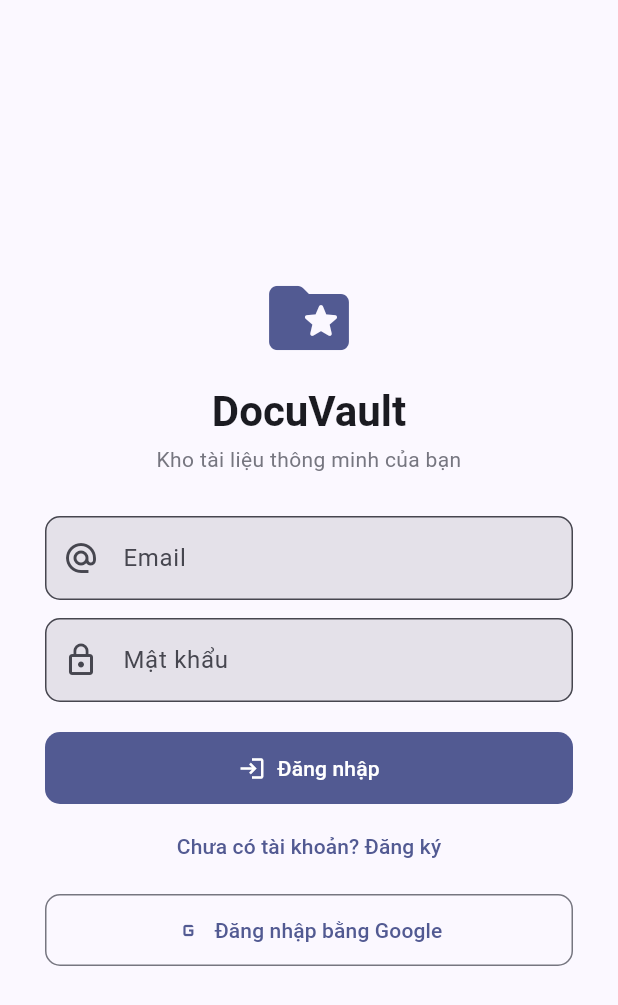
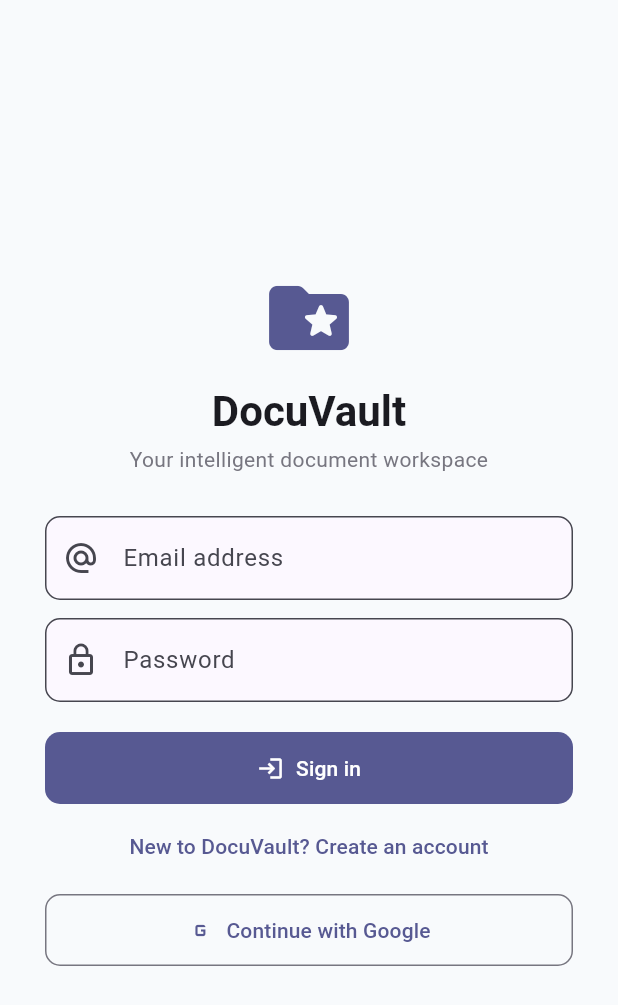
Before and after one commit to VuHoangGit/testss, a Flutter app: the screen it shows after launch, on a phone screen of 412 x 824 dp. Shown: the top 1005 px of the screen. Run offline on Flutter 3.47's test engine with Material 3 defaults, Android fonts, the phone set to English and light mode, and no system bars; our stand-ins replace dio, file_picker, flutter_riverpod, flutter_secure_storage, flutter_tts, jwt_decoder and 2 more; missing offline and left inert: dart:js_interop, syncfusion_flutter_pdfviewer.

Commit message:
AI commit

```diff
--- a/lib/core/theme/app_theme.dart
+++ b/lib/core/theme/app_theme.dart
@@ -6,13 +6,27 @@ import 'package:flutter/material.dart';
 class AppTheme {
   AppTheme._();
 
-  static ThemeData light() {
-    final ColorScheme scheme = ColorScheme.fromSeed(
-      seedColor: const Color(0xFF3D5AFE),
-    );
+  static ThemeData light() => _base(
+        ColorScheme.fromSeed(
+          seedColor: const Color(0xFF6366F1),
+          brightness: Brightness.light,
+        ),
+      );
+
+  static ThemeData dark() => _base(
+        ColorScheme.fromSeed(
+          seedColor: const Color(0xFF6366F1),
+          brightness: Brightness.dark,
+        ),
+      );
+
+  /// Component chung cho cả 2 chế độ — chỉ khác ColorScheme.
+  static ThemeData _base(ColorScheme scheme) {
     return ThemeData(
       useMaterial3: true,
       colorScheme: scheme,
+      scaffoldBackgroundColor: const Color(0xFFF8FAFC),
+      fontFamily: 'Roboto',
       appBarTheme: AppBarTheme(
         backgroundColor: scheme.surface,
         foregroundColor: scheme.onSurface,
@@ -22,6 +36,7 @@ class AppTheme {
       inputDecorationTheme: InputDecorationTheme(
         border: OutlineInputBorder(borderRadius: BorderRadius.circular(10)),
         filled: true,
+        fillColor: scheme.surface,
       ),
       filledButtonTheme: FilledButtonThemeData(
         style: FilledButton.styleFrom(
@@ -37,6 +52,7 @@ class AppTheme {
       ),
       cardTheme: CardThemeData(
         elevation: 0,
+        color: scheme.surface,
         shape: RoundedRectangleBorder(
           borderRadius: BorderRadius.circular(12),
           side: BorderSide(color: scheme.outlineVariant),
--- a/lib/main.dart
+++ b/lib/main.dart
@@ -7,6 +7,7 @@ import 'domain/entities/user.dart';
 import 'presentation/login/login_screen.dart';
 import 'presentation/providers.dart';
 import 'presentation/shell/shell_screen.dart';
+import 'presentation/theme/theme_mode_provider.dart';
 
 Future<void> main() async {
   runApp(const ProviderScope(child: DocuVaultApp()));
@@ -21,13 +22,15 @@ class DocuVaultApp extends ConsumerWidget {
       title: 'DocuVault',
       debugShowCheckedModeBanner: false,
       theme: AppTheme.light(),
+      darkTheme: AppTheme.dark(),
+      themeMode: ref.watch(themeModeProvider),
       navigatorKey: rootNavigatorKey,
       home: const AuthGate(),
     );
   }
 }
 
-/// Điều hướng theo trạng thái xác thực: splash → Login hoặc Shell.
+/// Routes to Login or Shell based on authentication state.
 class AuthGate extends ConsumerWidget {
   const AuthGate({super.key});
 
@@ -42,11 +45,11 @@ class AuthGate extends ConsumerWidget {
           child: Column(
             mainAxisSize: MainAxisSize.min,
             children: <Widget>[
-              Text('Không khởi động được phiên: $e'),
+              Text('Unable to start session: $e'),
               const SizedBox(height: 12),
               FilledButton(
                 onPressed: () => ref.invalidate(authControllerProvider),
-                child: const Text('Thử lại'),
+                child: const Text('Try again'),
               ),
             ],
           ),
--- a/lib/presentation/ai/ai_chat_screen.dart
+++ b/lib/presentation/ai/ai_chat_screen.dart
@@ -76,8 +76,8 @@ class _AiChatScreenState extends ConsumerState<AiChatScreen> {
           child: Column(
             children: <Widget>[
               const AiPageHeader(
-                title: 'Chat với AI',
-                subtitle: 'Hỏi đáp thông minh theo nội dung tài liệu đã chọn.',
+                title: 'AI Chat',
+                subtitle: 'Ask intelligent questions about the selected document.',
                 icon: Icons.forum_outlined,
               ),
               const SizedBox(height: 16),
@@ -99,7 +99,7 @@ class _AiChatScreenState extends ConsumerState<AiChatScreen> {
             itemCount: messages.length + (_busy ? 1 : 0),
             itemBuilder: (BuildContext context, int index) {
               if (_busy && index == messages.length) {
-                return const _ChatBubble(text: 'AI đang suy nghĩ...', fromUser: false, pending: true);
+                return const _ChatBubble(text: 'AI is thinking...', fromUser: false, pending: true);
               }
               final ChatMessage message = messages[index];
               return _ChatBubble(text: message.text, fromUser: message.fromUser);
@@ -122,8 +122,8 @@ class _AiChatScreenState extends ConsumerState<AiChatScreen> {
                 onSubmitted: (_) => _send(),
                 decoration: InputDecoration(
                   hintText: documentId == null
-                      ? 'Chọn tài liệu trước khi hỏi...'
-                      : 'Nhập câu hỏi cho AI...',
+                      ? 'Select a document before asking...'
+                      : 'Ask AI a question...',
                   border: InputBorder.none,
                   contentPadding: const EdgeInsets.symmetric(horizontal: 20, vertical: 14),
                   suffixIcon: IconButton(
@@ -131,7 +131,7 @@ class _AiChatScreenState extends ConsumerState<AiChatScreen> {
                         ? null
                         : _send,
                     icon: const Icon(Icons.arrow_upward_rounded),
-                    tooltip: 'Gửi câu hỏi',
+                    tooltip: 'Send question',
                   ),
                 ),
               ),
--- a/lib/presentation/ai/ai_providers.dart
+++ b/lib/presentation/ai/ai_providers.dart
@@ -95,7 +95,7 @@ class ChatMessagesController extends Notifier<List<ChatMessage>> {
   List<ChatMessage> build() => <ChatMessage>[
         const ChatMessage(
           text:
-              'Xin chào! Hãy chọn một tài liệu và đặt câu hỏi, tôi sẽ trả lời dựa trên nội dung PDF đó.',
+              'Hello! Select a document and ask a question. I will answer based on its content.',
           fromUser: false,
         ),
       ];
@@ -106,7 +106,7 @@ class ChatMessagesController extends Notifier<List<ChatMessage>> {
   void clear() => state = <ChatMessage>[
         const ChatMessage(
           text:
-              'Xin chào! Hãy chọn một tài liệu và đặt câu hỏi, tôi sẽ trả lời dựa trên nội dung PDF đó.',
+              'Hello! Select a document and ask a question. I will answer based on its content.',
           fromUser: false,
         ),
       ];
--- a/lib/presentation/ai/ai_screen.dart
+++ b/lib/presentation/ai/ai_screen.dart
@@ -13,9 +13,9 @@ class AiScreen extends ConsumerWidget {
   Widget build(BuildContext context, WidgetRef ref) {
     final int index = ref.watch(aiToolProvider);
     const List<(String, String, IconData)> tools = <(String, String, IconData)>[
-      ('OCR & Word', 'Quét tài liệu và xuất Word', Icons.document_scanner_outlined),
-      ('Chat với AI', 'Hỏi đáp theo tài liệu', Icons.forum_outlined),
-      ('Dịch vùng chọn', 'Dịch đoạn văn nhanh chóng', Icons.translate_outlined),
+      ('OCR & Word', 'Extract text and export', Icons.document_scanner_outlined),
+      ('AI Chat', 'Ask questions about files', Icons.forum_outlined),
+      ('Translate', 'Translate selected text', Icons.translate_outlined),
     ];
     final List<Widget> pages = <Widget>[
       const AiOcrScreen(),
@@ -29,7 +29,7 @@ class AiScreen extends ConsumerWidget {
         Padding(
           padding: const EdgeInsets.fromLTRB(24, 20, 24, 8),
           child: Text(
-            'Trung tâm AI',
+            'AI Center',
             style: Theme.of(context).textTheme.headlineSmall?.copyWith(
                   fontWeight: FontWeight.w700,
                 ),
@@ -38,7 +38,7 @@ class AiScreen extends ConsumerWidget {
         Padding(
           padding: const EdgeInsets.symmetric(horizontal: 24),
           child: Text(
-            'Chọn một công cụ để bắt đầu làm việc với tài liệu của bạn.',
+            'Choose a tool to start working with your documents.',
             style: Theme.of(context).textTheme.bodyMedium,
           ),
         ),
--- a/lib/presentation/ai/ai_widgets.dart
+++ b/lib/presentation/ai/ai_widgets.dart
@@ -9,9 +9,9 @@ class AiDocumentPicker extends StatelessWidget {
     required this.value,
     required this.onChanged,
     this.filter,
-    this.labelText = 'Tài liệu PDF',
+    this.labelText = 'PDF document',
     this.prefixIcon = Icons.picture_as_pdf_outlined,
-    this.emptyHint = 'Chưa có tài liệu nào',
+    this.emptyHint = 'No documents available',
   });
 
   final List<DocumentItem> documents;
--- a/lib/presentation/login/login_screen.dart
+++ b/lib/presentation/login/login_screen.dart
@@ -1,4 +1,4 @@
-/// Màn đăng nhập / đăng ký tài khoản email + mật khẩu.
+/// Email and password sign-in / registration.
 ///
 /// Luồng Google giữ nguyên code chờ cấu hình OAuth client ID (xem README).
 library;
@@ -56,7 +56,7 @@ class _LoginScreenState extends ConsumerState<LoginScreen> {
           _registerMode = false;
           _password.clear();
         });
-        _showSnack('Đăng ký thành công. Hãy đăng nhập.');
+        _showSnack('Account created successfully. Please sign in.');
       } else {
         await controller.signIn(email: email, password: password);
       }
@@ -97,8 +97,8 @@ class _LoginScreenState extends ConsumerState<LoginScreen> {
                   const SizedBox(height: 4),
                   Text(
                     _registerMode
-                        ? 'Tạo tài khoản mới'
-                        : 'Kho tài liệu thông minh của bạn',
+                        ? 'Create your account'
+                        : 'Your intelligent document workspace',
                     textAlign: TextAlign.center,
                     style: Theme.of(context).textTheme.bodyMedium?.copyWith(
                           color: Theme.of(context).colorScheme.outline,
@@ -109,13 +109,13 @@ class _LoginScreenState extends ConsumerState<LoginScreen> {
                     controller: _email,
                     keyboardType: TextInputType.emailAddress,
                     decoration: const InputDecoration(
-                      labelText: 'Email',
+                      labelText: 'Email address',
                       prefixIcon: Icon(Icons.alternate_email),
                     ),
                     validator: (String? v) {
                       final String value = v?.trim() ?? '';
-                      if (value.isEmpty) return 'Nhập email';
-                      if (!value.contains('@')) return 'Email không hợp lệ';
+                      if (value.isEmpty) return 'Enter your email';
+                      if (!value.contains('@')) return 'Enter a valid email';
                       return null;
                     },
                   ),
@@ -124,7 +124,7 @@ class _LoginScreenState extends ConsumerState<LoginScreen> {
                     TextFormField(
                       controller: _name,
                       decoration: const InputDecoration(
-                        labelText: 'Tên hiển thị (tùy chọn)',
+                        labelText: 'Display name (optional)',
                         prefixIcon: Icon(Icons.person_outline),
                       ),
                     ),
@@ -134,15 +134,15 @@ class _LoginScreenState extends ConsumerState<LoginScreen> {
                     controller: _password,
                     obscureText: true,
                     decoration: InputDecoration(
-                      labelText: 'Mật khẩu',
-                      helperText: _registerMode ? 'Tối thiểu 6 ký tự' : null,
+                      labelText: 'Password',
+                      helperText: _registerMode ? 'At least 6 characters' : null,
                       prefixIcon: const Icon(Icons.lock_outline),
                     ),
                     validator: (String? v) {
                       final String value = v ?? '';
-                      if (value.isEmpty) return 'Nhập mật khẩu';
+                      if (value.isEmpty) return 'Enter your password';
                       if (_registerMode && value.length < 6) {
-                        return 'Mật khẩu tối thiểu 6 ký tự';
+                        return 'Password must be at least 6 characters';
                       }
                       return null;
                     },
@@ -158,7 +158,7 @@ class _LoginScreenState extends ConsumerState<LoginScreen> {
                             child: CircularProgressIndicator(strokeWidth: 2),
                           )
                         : Icon(_registerMode ? Icons.person_add : Icons.login),
-                    label: Text(_registerMode ? 'Đăng ký' : 'Đăng nhập'),
+                    label: Text(_registerMode ? 'Create account' : 'Sign in'),
                   ),
                   const SizedBox(height: 4),
                   TextButton(
@@ -170,8 +170,8 @@ class _LoginScreenState extends ConsumerState<LoginScreen> {
                             }),
                     child: Text(
                       _registerMode
-                          ? 'Đã có tài khoản? Đăng nhập'
-                          : 'Chưa có tài khoản? Đăng ký',
+                          ? 'Already have an account? Sign in'
+                          : 'New to DocuVault? Create an account',
                     ),
                   ),
                   const SizedBox(height: 8),
@@ -179,11 +179,11 @@ class _LoginScreenState extends ConsumerState<LoginScreen> {
                     onPressed: busy
                         ? null
                         : () => _showSnack(
-                              'Đăng nhập Google sẽ được bật sau khi cấu hình '
-                              'OAuth client ID (xem README).',
+                              'Google sign-in will be available after configuring '
+                              'the OAuth client ID.',
                             ),
                     icon: const Icon(Icons.g_mobiledata),
-                    label: const Text('Đăng nhập bằng Google'),
+                    label: const Text('Continue with Google'),
                   ),
                 ],
               ),
--- a/lib/presentation/shell/account_tab.dart
+++ b/lib/presentation/shell/account_tab.dart
@@ -20,28 +20,28 @@ class AccountTab extends ConsumerWidget {
           child: ListTile(
             leading: const Icon(Icons.account_circle, size: 40),
             title: Text(userEmail),
-            subtitle: const Text('Đăng nhập phiên hiện tại'),
+            subtitle: const Text('Signed in to your workspace'),
           ),
         ),
         const SizedBox(height: 12),
         Card(
           child: ListTile(
             leading: Icon(Icons.logout, color: Theme.of(context).colorScheme.error),
-            title: const Text('Đăng xuất'),
+            title: const Text('Sign out'),
             onTap: () async {
               final bool? ok = await showDialog<bool>(
                 context: context,
                 builder: (BuildContext ctx) => AlertDialog(
-                  title: const Text('Đăng xuất?'),
-                  content: const Text('Phiên trên thiết bị này sẽ kết thúc. Dữ liệu không bị xóa.'),
+                  title: const Text('Sign out?'),
+                  content: const Text('Your session will end on this device. Your data will not be deleted.'),
                   actions: <Widget>[
                     TextButton(
                       onPressed: () => Navigator.pop(ctx, false),
-                      child: const Text('Hủy'),
+                      child: const Text('Cancel'),
                     ),
                     FilledButton(
                       onPressed: () => Navigator.pop(ctx, true),
-                      child: const Text('Đăng xuất'),
+                      child: const Text('Sign out'),
                     ),
                   ],
                 ),
--- /dev/null
+++ b/lib/presentation/theme/theme_storage.dart
@@ -0,0 +1,5 @@
+/// Chọn bản storage theo nền: web dùng localStorage, nền khác no-op.
+library;
+
+export 'theme_storage_stub.dart'
+    if (dart.library.js_interop) 'theme_storage_web.dart';
--- /dev/null
+++ b/lib/presentation/theme/theme_storage_stub.dart
@@ -0,0 +1,6 @@
+/// Bản nền không phải web (VM/test) — không có localStorage, no-op.
+library;
+
+String? readSavedTheme() => null;
+
+void writeSavedTheme(String value) {}
```
Also changed, not shown: lib/presentation/ai/ai_ocr_screen.dart (+6 -6 lines), lib/presentation/ai/ai_translate_screen.dart (+36 -36 lines), lib/presentation/documents/documents_screen.dart (+42 -43 lines), lib/presentation/shell/dashboard_tab.dart (+107 -41 lines), lib/presentation/shell/shell_screen.dart (+8 -10 lines), lib/presentation/theme/theme_mode_provider.dart (added, +43 -0 lines), lib/presentation/theme/theme_storage_web.dart (added, +22 -0 lines), lib/presentation/theme/theme_toggle_button.dart (added, +28 -0 lines), voice-e2e-result.png (added), voice-listening.png (added).
